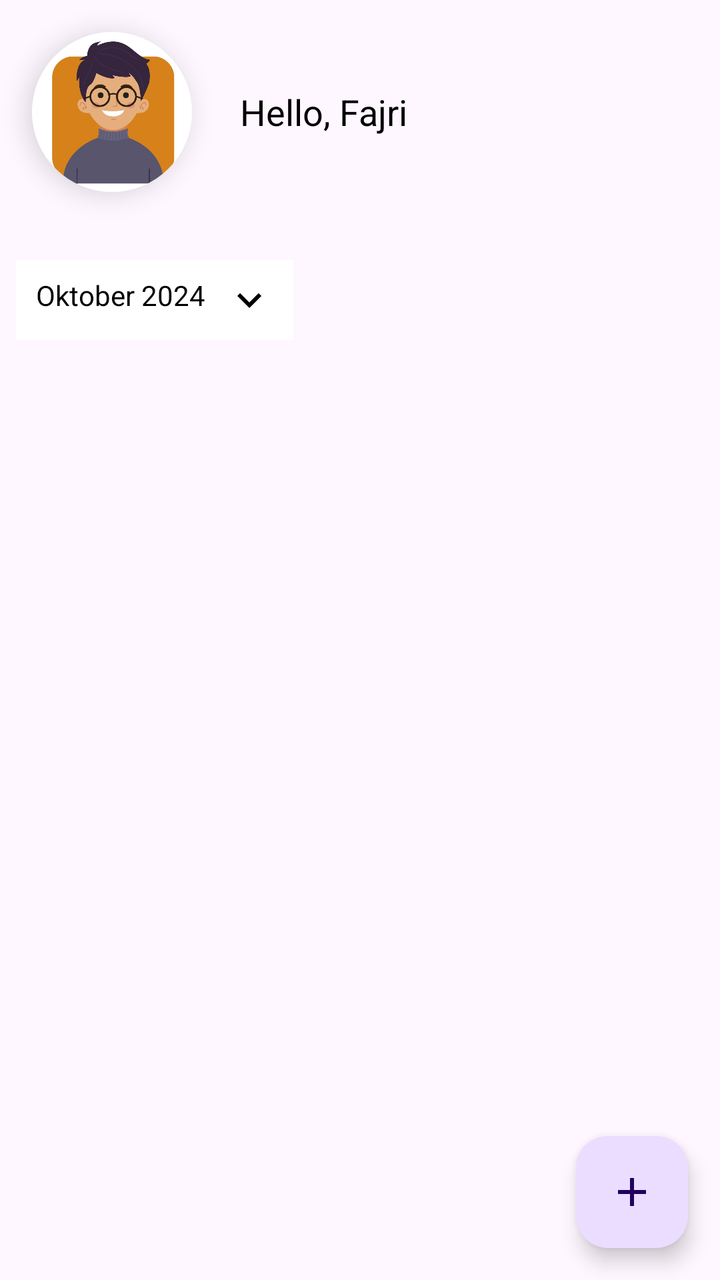
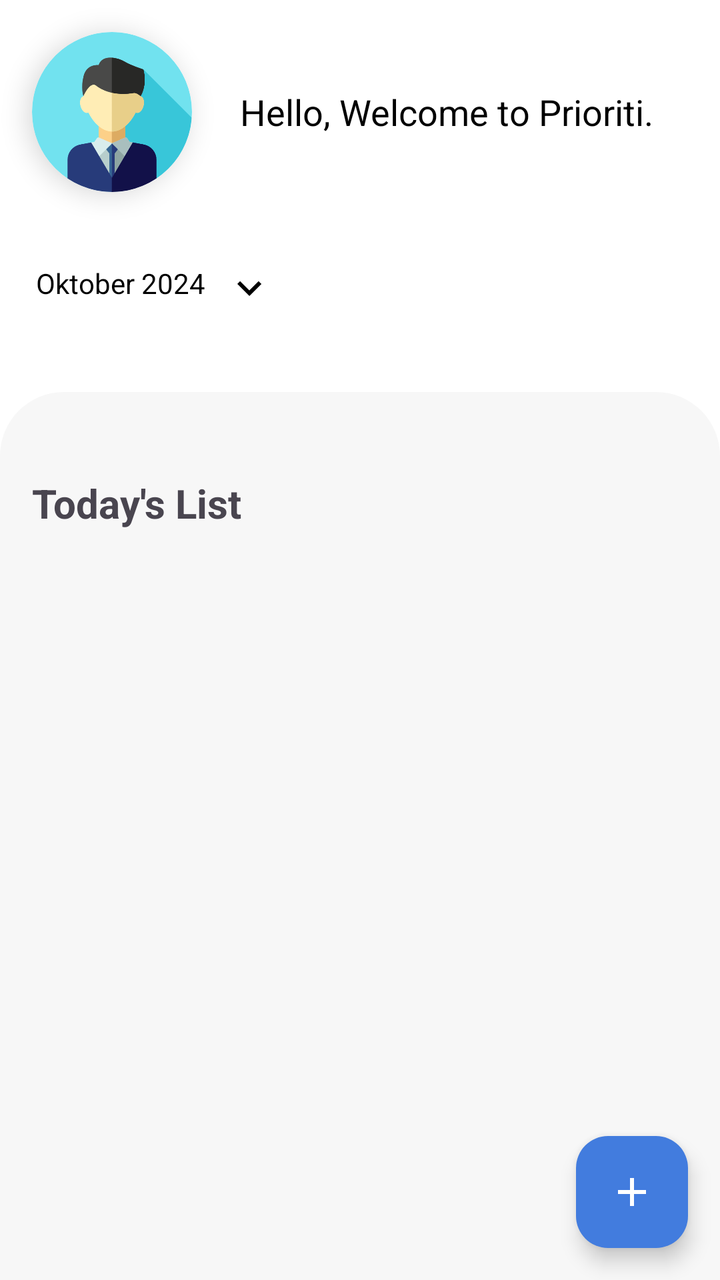

Before-and-after screenshots of an Android layout around one commit, followed by the original layout XML and the change that was made.
<!-- AndroidManifest.xml: application theme Theme.Prioriti -->
<!-- res/layout/activity_main.xml -->
<?xml version="1.0" encoding="utf-8"?>
<RelativeLayout xmlns:android="http://schemas.android.com/apk/res/android"
    xmlns:app="http://schemas.android.com/apk/res-auto"
    xmlns:tools="http://schemas.android.com/tools"
    android:id="@+id/main"
    android:layout_width="match_parent"
    android:layout_height="match_parent"
    tools:context=".MainActivity">

    <androidx.core.widget.NestedScrollView
        android:layout_width="match_parent"
        android:layout_height="match_parent"
        android:fillViewport="true">

        <LinearLayout
            android:layout_width="match_parent"
            android:layout_height="wrap_content"
            android:orientation="vertical">

            <LinearLayout
                android:layout_width="match_parent"
                android:layout_height="wrap_content"
                android:orientation="horizontal">
                <androidx.cardview.widget.CardView
                    android:layout_width="80dp"
                    android:layout_height="80dp"
                    android:layout_gravity="center"
                    app:cardCornerRadius="75dp"
                    app:cardElevation="8dp"
                    android:layout_margin="16dp">
                    <ImageView
                        android:id="@+id/img_profile"
                        android:layout_width="match_parent"
                        android:layout_height="match_parent"
                        android:scaleType="centerCrop"
                        android:src="@drawable/icon" />
                </androidx.cardview.widget.CardView>
                <TextView
                    android:id="@+id/txt_name"
                    android:layout_width="wrap_content"
                    android:layout_height="wrap_content"
                    android:text="Hello, Fajri"
                    android:textColor="@color/black"
                    android:layout_gravity="center"
                    android:layout_margin="8dp"
                    android:textSize="18sp"/>
            </LinearLayout>

            <RelativeLayout
                android:layout_width="match_parent"
                android:layout_height="wrap_content"
                android:layout_marginTop="10dp"
                android:padding="8dp">

                <TextView
                    android:id="@+id/month_year_picker"
                    android:layout_width="wrap_content"
                    android:layout_height="wrap_content"
                    android:text="Oktober 2024"
                    android:background="@color/white"
                    android:paddingHorizontal="10dp"
                    android:paddingVertical="8dp"
                    android:inputType="none"
                    android:textColor="@color/black"
                    android:drawableEnd="@drawable/ic_arrow_down"
                    android:drawablePadding="10dp"/>
            </RelativeLayout>

            <androidx.recyclerview.widget.RecyclerView
                android:id="@+id/calendarView"
                android:layout_width="match_parent"
                android:layout_height="wrap_content"
                android:layout_marginVertical="10dp"
                android:orientation="horizontal"
                app:layoutManager="androidx.recyclerview.widget.LinearLayoutManager"
                tools:listitem="@layout/date_item" />

            <androidx.recyclerview.widget.RecyclerView
                android:id="@+id/taskView"
                android:layout_width="match_parent"
                android:layout_height="match_parent"
                android:padding="16dp"
                android:orientation="vertical"
                android:nestedScrollingEnabled="false"
                app:layoutManager="androidx.recyclerview.widget.LinearLayoutManager"
                tools:listitem="@layout/task_item"/>
        </LinearLayout>

    </androidx.core.widget.NestedScrollView>


    <com.google.android.material.floatingactionbutton.FloatingActionButton
        android:layout_width="wrap_content"
        android:layout_height="wrap_content"
        android:id="@+id/fab_add"
        android:layout_alignParentEnd="true"
        android:layout_alignParentBottom="true"
        android:src="@drawable/ic_add"
        android:layout_margin="16dp"/>
</RelativeLayout>
<!-- res/layout/date_item.xml (included above) -->
<?xml version="1.0" encoding="utf-8"?>
<androidx.cardview.widget.CardView xmlns:android="http://schemas.android.com/apk/res/android"
    android:layout_width="wrap_content"
    android:layout_height="wrap_content"
    xmlns:app="http://schemas.android.com/apk/res-auto"
    android:id="@+id/card_calendar"
    app:cardCornerRadius="8dp"
    android:layout_margin="8dp"
    app:cardElevation="5dp">

    <LinearLayout
        android:layout_width="70dp"
        android:layout_height="78dp"
        android:gravity="center"
        android:orientation="vertical">
        <TextView
            android:layout_width="wrap_content"
            android:layout_height="wrap_content"
            android:id="@+id/tv_calendar_day"
            android:text="Sun"
            style="@style/TextAppearance.MaterialComponents.Overline"/>
        <TextView
            android:layout_width="wrap_content"
            android:layout_height="wrap_content"
            android:id="@+id/tv_calendar_date"
            android:text="7"
            android:textColor="@color/blue"
            style="@style/TextAppearance.MaterialComponents.Subtitle1"
            android:layout_marginTop="4dp"/>

    </LinearLayout>

</androidx.cardview.widget.CardView>
<!-- res/layout/task_item.xml (included above) -->
<?xml version="1.0" encoding="utf-8"?>
<LinearLayout xmlns:android="http://schemas.android.com/apk/res/android"
    android:layout_width="match_parent"
    android:layout_height="wrap_content"
    android:orientation="horizontal">

    
    <LinearLayout
        android:layout_width="24dp"
        android:layout_height="match_parent"
        android:orientation="vertical"
        android:gravity="center">

        <View
            android:id="@+id/point"
            android:layout_width="16dp"
            android:layout_height="16dp"
            android:background="@drawable/ic_check_circle" />

        <View
            android:id="@+id/line"
            android:layout_width="2dp"
            android:layout_height="match_parent"
            android:background="@color/black"
            android:visibility="visible"
            android:layout_gravity="center_horizontal"/>
    </LinearLayout>

    
    <LinearLayout
        android:layout_width="0dp"
        android:layout_height="wrap_content"
        android:layout_weight="1"
        android:orientation="vertical"
        android:paddingStart="8dp"
        android:paddingBottom="16dp">

        <TextView
            android:id="@+id/titleTask"
            android:layout_width="wrap_content"
            android:layout_height="wrap_content"
            android:text="Task Name"
            android:textColor="@android:color/black"
            android:textStyle="bold" />

        <TextView
            android:id="@+id/descriptionTask"
            android:layout_width="wrap_content"
            android:layout_height="wrap_content"
            android:text="Task Description"
            android:textColor="@color/black"
            android:layout_marginTop="4dp" />

        <TextView
            android:id="@+id/tvTaskTime"
            android:layout_width="wrap_content"
            android:layout_height="wrap_content"
            android:text="07:23 WIB"
            android:textColor="@color/black"
            android:layout_marginTop="2dp" />
    </LinearLayout>

</LinearLayout>
<!-- resources referenced by this layout -->
<resources>
  <color name="black">#FF000000</color>
  <color name="blue">#0E1F7C</color>
  <color name="white">#FFFFFFFF</color>
  <!-- drawable ic_add (drawable) -->
  <vector xmlns:android="http://schemas.android.com/apk/res/android" android:height="24dp" android:tint="#000000" android:viewportHeight="24" android:viewportWidth="24" android:width="24dp">
        
      <path android:fillColor="@android:color/white" android:pathData="M19,13h-6v6h-2v-6H5v-2h6V5h2v6h6v2z"/>
      
  </vector>
  <!-- drawable ic_arrow_down (drawable) -->
  <vector xmlns:android="http://schemas.android.com/apk/res/android" android:height="24dp" android:tint="#000000" android:viewportHeight="24" android:viewportWidth="24" android:width="24dp">
        
      <path android:fillColor="@android:color/white" android:pathData="M7.41,8.59L12,13.17l4.59,-4.58L18,10l-6,6 -6,-6 1.41,-1.41z"/>
      
  </vector>
  <!-- drawable ic_check_circle (drawable) -->
  <shape xmlns:android="http://schemas.android.com/apk/res/android"
      android:shape="oval">
      <solid android:color="@color/black"/>
      <size android:width="12dp" android:height="12dp"/>
  </shape>
  <!-- drawable icon: jpg bitmap (drawable, 51550 bytes) -->
  <style name="Theme.Prioriti" parent="Base.Theme.Prioriti" />
  <style name="Base.Theme.Prioriti" parent="Theme.Material3.DayNight.NoActionBar">
          
          
      </style>
</resources>

<!-- the commit's change to res/layout/activity_main.xml (unified diff, before → after) -->
@@ -5,7 +5,8 @@
     android:id="@+id/main"
     android:layout_width="match_parent"
     android:layout_height="match_parent"
-    tools:context=".MainActivity">
+    android:background="@color/primary_background"
+    tools:context=".ui.MainActivity">
 
     <androidx.core.widget.NestedScrollView
         android:layout_width="match_parent"
@@ -33,14 +34,14 @@
                         android:layout_width="match_parent"
                         android:layout_height="match_parent"
                         android:scaleType="centerCrop"
-                        android:src="@drawable/icon" />
+                        android:src="@drawable/businessman" />
                 </androidx.cardview.widget.CardView>
                 <TextView
                     android:id="@+id/txt_name"
                     android:layout_width="wrap_content"
                     android:layout_height="wrap_content"
-                    android:text="Hello, Fajri"
-                    android:textColor="@color/black"
+                    android:text="Hello, Welcome to Prioriti."
+                    android:textColor="@color/primary_text"
                     android:layout_gravity="center"
                     android:layout_margin="8dp"
                     android:textSize="18sp"/>
@@ -49,7 +50,7 @@
             <RelativeLayout
                 android:layout_width="match_parent"
                 android:layout_height="wrap_content"
-                android:layout_marginTop="10dp"
+                android:layout_marginTop="4dp"
                 android:padding="8dp">
 
                 <TextView
@@ -57,12 +58,13 @@
                     android:layout_width="wrap_content"
                     android:layout_height="wrap_content"
                     android:text="Oktober 2024"
-                    android:background="@color/white"
+                    android:background="@color/primary_background"
                     android:paddingHorizontal="10dp"
                     android:paddingVertical="8dp"
                     android:inputType="none"
-                    android:textColor="@color/black"
+                    android:textColor="@color/primary_text"
                     android:drawableEnd="@drawable/ic_arrow_down"
+                    android:drawableTint="@color/primary_text"
                     android:drawablePadding="10dp"/>
             </RelativeLayout>
 
@@ -70,20 +72,57 @@
                 android:id="@+id/calendarView"
                 android:layout_width="match_parent"
                 android:layout_height="wrap_content"
-                android:layout_marginVertical="10dp"
+                android:layout_marginVertical="4dp"
                 android:orientation="horizontal"
                 app:layoutManager="androidx.recyclerview.widget.LinearLayoutManager"
                 tools:listitem="@layout/date_item" />
 
-            <androidx.recyclerview.widget.RecyclerView
-                android:id="@+id/taskView"
-                android:layout_width="match_parent"
-                android:layout_height="match_parent"
-                android:padding="16dp"
-                android:orientation="vertical"
-                android:nestedScrollingEnabled="false"
-                app:layoutManager="androidx.recyclerview.widget.LinearLayoutManager"
-                tools:listitem="@layout/task_item"/>
+
+
+
+
+
+                <RelativeLayout
+                    android:layout_width="match_parent"
+                    android:layout_height="match_parent"
+                    android:layout_marginTop="16dp"
+                    android:background="@drawable/rounded_top_card">
+                    <TextView
+                        android:id="@+id/tvTodayList"
+                        android:layout_width="match_parent"
+                        android:layout_height="wrap_content"
+                        android:layout_marginStart="16dp"
+                        android:layout_marginTop="42dp"
+                        android:layout_marginBottom="8dp"
+                        android:text="Today's List"
+                        android:textStyle="bold"
+                        android:textSize="20sp"/>
+
+                    <TextView
+                        android:id="@+id/tvEmptyTask"
+                        android:layout_width="match_parent"
+                        android:layout_height="wrap_content"
+                        android:layout_below="@id/tvTodayList"
+                        android:layout_marginTop="16dp"
+                        android:text="Let’s get started by adding a new task!"
+                        android:visibility="gone"
+                        android:gravity="center"
+                        android:textSize="18sp"/>
+
+                    <androidx.recyclerview.widget.RecyclerView
+                        android:id="@+id/taskView"
+                        android:layout_width="match_parent"
+                        android:layout_height="match_parent"
+                        android:layout_below="@id/tvTodayList"
+                        android:nestedScrollingEnabled="false"
+                        android:orientation="vertical"
+                        android:padding="16dp"
+                        app:layoutManager="androidx.recyclerview.widget.LinearLayoutManager"
+                        tools:listitem="@layout/task_item" />
+                </RelativeLayout>
+
+
+
         </LinearLayout>
 
     </androidx.core.widget.NestedScrollView>
@@ -93,9 +132,11 @@
         android:layout_width="wrap_content"
         android:layout_height="wrap_content"
         android:id="@+id/fab_add"
+        android:src="@drawable/ic_add"
+        app:tint="@color/third_text"
+        app:backgroundTint="@color/calendar_primary"
         android:layout_alignParentEnd="true"
         android:layout_alignParentBottom="true"
-        android:src="@drawable/ic_add"
         android:layout_margin="16dp"/>
 </RelativeLayout>
 <!-- res/layout/date_item.xml (included above) -->
@@ -137,6 +178,7 @@
 <LinearLayout xmlns:android="http://schemas.android.com/apk/res/android"
     android:layout_width="match_parent"
     android:layout_height="wrap_content"
+    xmlns:app="http://schemas.android.com/apk/res-auto"
     android:orientation="horizontal">
 
     
@@ -156,7 +198,7 @@
             android:id="@+id/line"
             android:layout_width="2dp"
             android:layout_height="match_parent"
-            android:background="@color/black"
+            android:background="@color/primary_text"
             android:visibility="visible"
             android:layout_gravity="center_horizontal"/>
     </LinearLayout>
@@ -170,29 +212,47 @@
         android:paddingStart="8dp"
         android:paddingBottom="16dp">
 
-        <TextView
-            android:id="@+id/titleTask"
-            android:layout_width="wrap_content"
-            android:layout_height="wrap_content"
-            android:text="Task Name"
-            android:textColor="@android:color/black"
-            android:textStyle="bold" />
-
-        <TextView
-            android:id="@+id/descriptionTask"
-            android:layout_width="wrap_content"
-            android:layout_height="wrap_content"
-            android:text="Task Description"
-            android:textColor="@color/black"
-            android:layout_marginTop="4dp" />
-
-        <TextView
-            android:id="@+id/tvTaskTime"
-            android:layout_width="wrap_content"
-            android:layout_height="wrap_content"
-            android:text="07:23 WIB"
-            android:textColor="@color/black"
-            android:layout_marginTop="2dp" />
+        <androidx.cardview.widget.CardView
+            android:layout_width="match_parent"
+            android:layout_height="wrap_content"
+            app:cardBackgroundColor="@color/primary_background"
+            app:cardCornerRadius="16dp"
+            app:cardElevation="0dp"
+            android:layout_marginBottom="16dp"
+            >
+            <LinearLayout
+                android:layout_width="wrap_content"
+                android:layout_height="wrap_content"
+                android:orientation="vertical"
+                android:padding="16dp"
+                >
+                <TextView
+                    android:id="@+id/titleTask"
+                    android:layout_width="wrap_content"
+                    android:layout_height="wrap_content"
+                    android:text="Task Name"
+                    android:textColor="@color/primary_text"
+                    android:textStyle="bold" />
+
+                <TextView
+                    android:id="@+id/descriptionTask"
+                    android:layout_width="wrap_content"
+                    android:layout_height="wrap_content"
+                    android:text="Task Description"
+                    android:textColor="@color/primary_text"
+                    android:layout_marginTop="4dp" />
+
+                <TextView
+                    android:id="@+id/tvTaskTime"
+                    android:layout_width="wrap_content"
+                    android:layout_height="wrap_content"
+                    android:text="07:23 WIB"
+                    android:textColor="@color/primary_text"
+                    android:layout_marginTop="2dp" />
+            </LinearLayout>
+        </androidx.cardview.widget.CardView>
+
+
     </LinearLayout>
 
 </LinearLayout>
<!-- resource entries referenced after the edit -->
@@ -1,10 +1,13 @@
 <!-- resources referenced by this layout -->
 <resources>
-  <color name="black">#FF000000</color>
   <color name="blue">#0E1F7C</color>
-  <color name="white">#FFFFFFFF</color>
+  <color name="calendar_primary">#427cde</color>
+  <color name="primary_background">#FFFFFFFF</color>
+  <color name="primary_text">#FF000000</color>
+  <color name="third_text">#FFFFFFFF</color>
+  <!-- drawable businessman: png bitmap (drawable, 20100 bytes) -->
   <!-- drawable ic_add (drawable) -->
-  <vector xmlns:android="http://schemas.android.com/apk/res/android" android:height="24dp" android:tint="#000000" android:viewportHeight="24" android:viewportWidth="24" android:width="24dp">
+  <vector xmlns:android="http://schemas.android.com/apk/res/android" android:height="24dp" android:tint="#FFFFFF" android:viewportHeight="24" android:viewportWidth="24" android:width="24dp">
         
       <path android:fillColor="@android:color/white" android:pathData="M19,13h-6v6h-2v-6H5v-2h6V5h2v6h6v2z"/>
       
@@ -18,14 +21,25 @@
   <!-- drawable ic_check_circle (drawable) -->
   <shape xmlns:android="http://schemas.android.com/apk/res/android"
       android:shape="oval">
-      <solid android:color="@color/black"/>
+      <solid android:color="@color/primary_text"/>
       <size android:width="12dp" android:height="12dp"/>
   </shape>
-  <!-- drawable icon: jpg bitmap (drawable, 51550 bytes) -->
+  <!-- drawable rounded_top_card (drawable) -->
+  <?xml version="1.0" encoding="utf-8"?>
+  <shape xmlns:android="http://schemas.android.com/apk/res/android">
+      <corners
+          android:topLeftRadius="32dp"
+          android:topRightRadius="32dp"
+          android:bottomLeftRadius="0dp"
+          android:bottomRightRadius="0dp"/>
+      <solid android:color="@color/secondary_background"/>
+  </shape>
   <style name="Theme.Prioriti" parent="Base.Theme.Prioriti" />
+  <color name="secondary_background">#f7f7f7</color>
   <style name="Base.Theme.Prioriti" parent="Theme.Material3.DayNight.NoActionBar">
           
-          
+          <item name="colorPrimary">@color/pale_slate_blue</item>
       </style>
+  <color name="pale_slate_blue">#b9c4d1</color>
 </resources>
 
